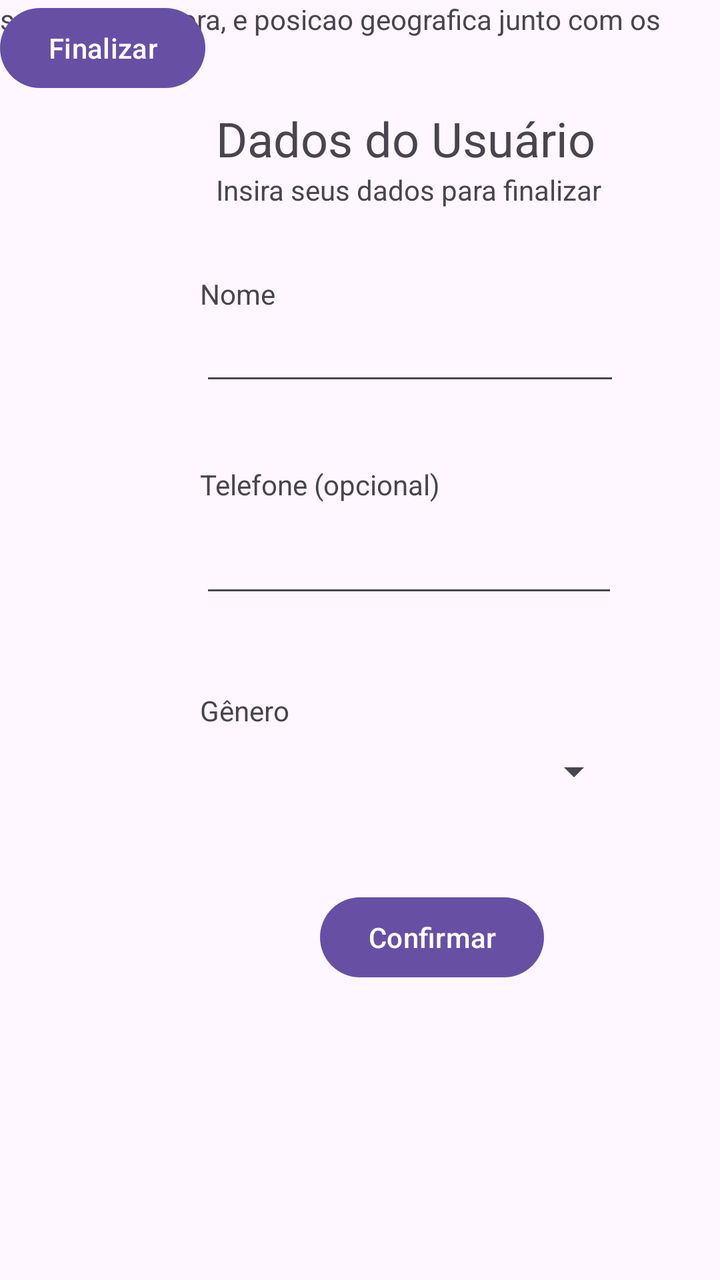
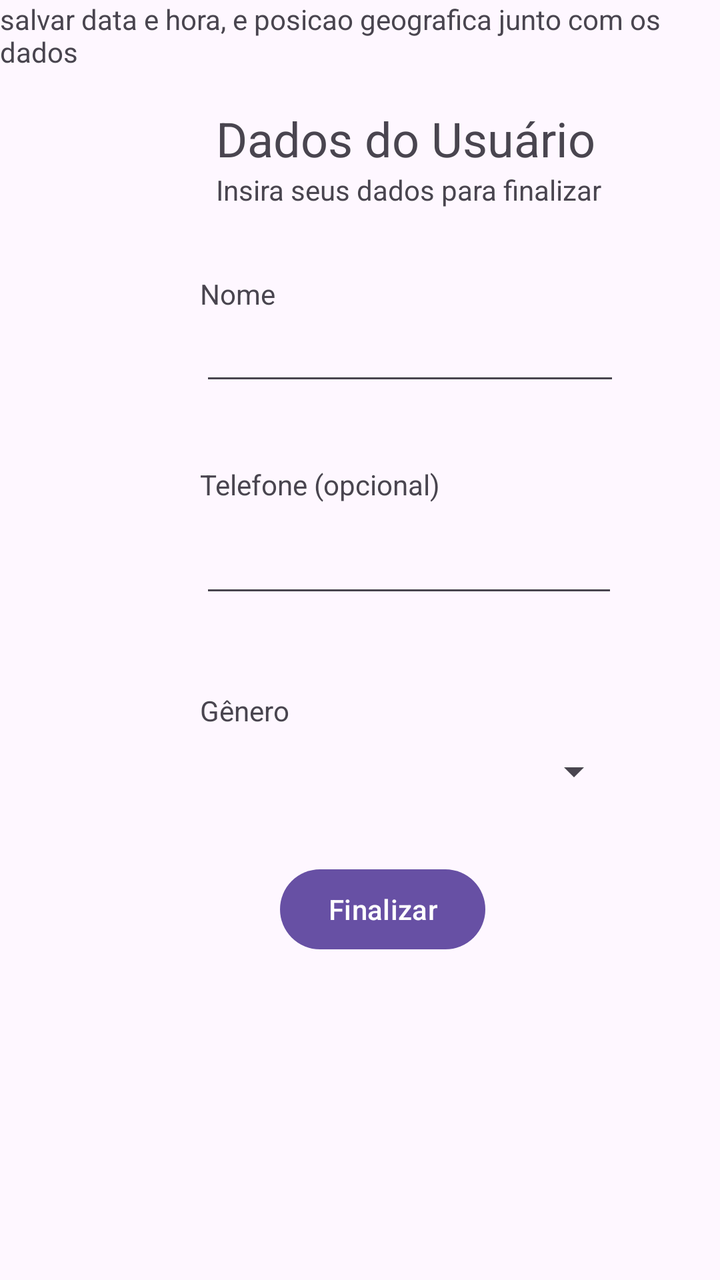

Screens rendered from an Android XML layout before and after an edit, with the pre-edit source and the edit as a unified diff.
<!-- AndroidManifest.xml: application theme Theme.PesquisaEleitoral -->
<!-- res/layout/activity_cadastro_entrevistado.xml -->
<?xml version="1.0" encoding="utf-8"?>
<androidx.constraintlayout.widget.ConstraintLayout xmlns:android="http://schemas.android.com/apk/res/android"
    xmlns:app="http://schemas.android.com/apk/res-auto"
    xmlns:tools="http://schemas.android.com/tools"
    android:id="@+id/main"
    android:layout_width="match_parent"
    android:layout_height="match_parent"
    tools:context=".CadastroEntrevistado">

    <androidx.constraintlayout.widget.ConstraintLayout
        android:id="@+id/main"
        android:layout_width="match_parent"
        android:layout_height="match_parent"
        tools:context=".ProblemasActivity"
        tools:layout_editor_absoluteX="0dp"
        tools:layout_editor_absoluteY="-33dp">

        <Button
            android:id="@+id/btConfirmar"
            android:layout_width="wrap_content"
            android:layout_height="wrap_content"
            android:layout_marginStart="160dp"
            android:layout_marginTop="38dp"
            android:text="Confirmar"
            app:layout_constraintStart_toStartOf="parent"
            app:layout_constraintTop_toBottomOf="@+id/spinnerGenero" />

        <TextView
            android:id="@+id/textView13"
            android:layout_width="wrap_content"
            android:layout_height="wrap_content"
            android:layout_marginStart="108dp"
            android:text="Insira seus dados para finalizar"
            android:textSize="14sp"
            app:layout_constraintStart_toStartOf="parent"
            app:layout_constraintTop_toBottomOf="@+id/textView11" />

        <TextView
            android:id="@+id/textView22"
            android:layout_width="wrap_content"
            android:layout_height="wrap_content"
            android:layout_marginStart="100dp"
            android:layout_marginTop="33dp"
            android:text="Nome"
            android:textSize="14sp"
            app:layout_constraintStart_toStartOf="parent"
            app:layout_constraintTop_toBottomOf="@+id/textView13" />

        <TextView
            android:id="@+id/textView11"
            android:layout_width="wrap_content"
            android:layout_height="wrap_content"
            android:layout_marginStart="108dp"
            android:layout_marginTop="53dp"
            android:text="Dados do Usuário"
            android:textSize="24sp"
            app:layout_constraintStart_toStartOf="parent"
            app:layout_constraintTop_toTopOf="parent" />

        <EditText
            android:id="@+id/inNome"
            android:layout_width="wrap_content"
            android:layout_height="wrap_content"
            android:layout_marginStart="100dp"
            android:ems="10"
            android:inputType="text"
            app:layout_constraintStart_toStartOf="parent"
            app:layout_constraintTop_toBottomOf="@+id/textView22" />

        <EditText
            android:id="@+id/inTelefone"
            android:layout_width="209dp"
            android:layout_height="52dp"
            android:layout_marginStart="100dp"
            android:ems="10"
            android:inputType="text"
            app:layout_constraintStart_toStartOf="parent"
            app:layout_constraintTop_toBottomOf="@+id/textView21" />

        <TextView
            android:id="@+id/textView23"
            android:layout_width="wrap_content"
            android:layout_height="wrap_content"
            android:layout_marginStart="100dp"
            android:layout_marginTop="42dp"
            android:text="Gênero"
            android:textSize="14sp"
            app:layout_constraintStart_toStartOf="parent"
            app:layout_constraintTop_toBottomOf="@+id/inTelefone" />

        <TextView
            android:id="@+id/textView21"
            android:layout_width="wrap_content"
            android:layout_height="wrap_content"
            android:layout_marginStart="100dp"
            android:layout_marginTop="35dp"
            android:text="Telefone (opcional)"
            android:textSize="14sp"
            app:layout_constraintStart_toStartOf="parent"
            app:layout_constraintTop_toBottomOf="@+id/inNome" />

        <Spinner
            android:id="@+id/spinnerGenero"
            android:layout_width="211dp"
            android:layout_height="42dp"
            android:layout_marginStart="100dp"
            app:layout_constraintStart_toStartOf="parent"
            app:layout_constraintTop_toBottomOf="@+id/textView23" />

        <TextView
            android:id="@+id/textView24"
            android:layout_width="wrap_content"
            android:layout_height="wrap_content"
            android:text="salvar data e hora, e posicao geografica junto com os dados"
            tools:layout_editor_absoluteX="16dp"
            tools:layout_editor_absoluteY="630dp" />

        <Button
            android:id="@+id/btFinalizar2"
            android:layout_width="wrap_content"
            android:layout_height="wrap_content"
            android:text="Finalizar"
            tools:layout_editor_absoluteX="161dp"
            tools:layout_editor_absoluteY="532dp" />

    </androidx.constraintlayout.widget.ConstraintLayout>

</androidx.constraintlayout.widget.ConstraintLayout>
<!-- resources referenced by this layout -->
<resources>
  <style name="Theme.PesquisaEleitoral" parent="Base.Theme.PesquisaEleitoral" />
  <style name="Base.Theme.PesquisaEleitoral" parent="Theme.Material3.DayNight.NoActionBar">
          
          
      </style>
</resources>

<!-- the commit's change to res/layout/activity_cadastro_entrevistado.xml (unified diff, before → after) -->
@@ -7,122 +7,106 @@
     android:layout_height="match_parent"
     tools:context=".CadastroEntrevistado">
 
-    <androidx.constraintlayout.widget.ConstraintLayout
-        android:id="@+id/main"
-        android:layout_width="match_parent"
-        android:layout_height="match_parent"
-        tools:context=".ProblemasActivity"
-        tools:layout_editor_absoluteX="0dp"
-        tools:layout_editor_absoluteY="-33dp">
+    <Button
+        android:id="@+id/btConfirmar"
+        android:layout_width="wrap_content"
+        android:layout_height="wrap_content"
+        android:layout_marginStart="140dp"
+        android:layout_marginTop="24dp"
+        android:text="Finalizar"
+        app:layout_constraintStart_toStartOf="parent"
+        app:layout_constraintTop_toBottomOf="@+id/spinnerGenero" />
 
-        <Button
-            android:id="@+id/btConfirmar"
-            android:layout_width="wrap_content"
-            android:layout_height="wrap_content"
-            android:layout_marginStart="160dp"
-            android:layout_marginTop="38dp"
-            android:text="Confirmar"
-            app:layout_constraintStart_toStartOf="parent"
-            app:layout_constraintTop_toBottomOf="@+id/spinnerGenero" />
+    <TextView
+        android:id="@+id/textView13"
+        android:layout_width="wrap_content"
+        android:layout_height="wrap_content"
+        android:layout_marginStart="108dp"
+        android:text="Insira seus dados para finalizar"
+        android:textSize="14sp"
+        app:layout_constraintStart_toStartOf="parent"
+        app:layout_constraintTop_toBottomOf="@+id/textView11" />
 
-        <TextView
-            android:id="@+id/textView13"
-            android:layout_width="wrap_content"
-            android:layout_height="wrap_content"
-            android:layout_marginStart="108dp"
-            android:text="Insira seus dados para finalizar"
-            android:textSize="14sp"
-            app:layout_constraintStart_toStartOf="parent"
-            app:layout_constraintTop_toBottomOf="@+id/textView11" />
+    <TextView
+        android:id="@+id/textView22"
+        android:layout_width="wrap_content"
+        android:layout_height="wrap_content"
+        android:layout_marginStart="100dp"
+        android:layout_marginTop="33dp"
+        android:text="Nome"
+        android:textSize="14sp"
+        app:layout_constraintStart_toStartOf="parent"
+        app:layout_constraintTop_toBottomOf="@+id/textView13" />
 
-        <TextView
-            android:id="@+id/textView22"
-            android:layout_width="wrap_content"
-            android:layout_height="wrap_content"
-            android:layout_marginStart="100dp"
-            android:layout_marginTop="33dp"
-            android:text="Nome"
-            android:textSize="14sp"
-            app:layout_constraintStart_toStartOf="parent"
-            app:layout_constraintTop_toBottomOf="@+id/textView13" />
+    <TextView
+        android:id="@+id/textView11"
+        android:layout_width="wrap_content"
+        android:layout_height="wrap_content"
+        android:layout_marginStart="108dp"
+        android:layout_marginTop="53dp"
+        android:text="Dados do Usuário"
+        android:textSize="24sp"
+        app:layout_constraintStart_toStartOf="parent"
+        app:layout_constraintTop_toTopOf="parent" />
 
-        <TextView
-            android:id="@+id/textView11"
-            android:layout_width="wrap_content"
-            android:layout_height="wrap_content"
-            android:layout_marginStart="108dp"
-            android:layout_marginTop="53dp"
-            android:text="Dados do Usuário"
-            android:textSize="24sp"
-            app:layout_constraintStart_toStartOf="parent"
-            app:layout_constraintTop_toTopOf="parent" />
+    <EditText
+        android:id="@+id/inNome"
+        android:layout_width="wrap_content"
+        android:layout_height="wrap_content"
+        android:layout_marginStart="100dp"
+        android:ems="10"
+        android:inputType="text"
+        app:layout_constraintStart_toStartOf="parent"
+        app:layout_constraintTop_toBottomOf="@+id/textView22" />
 
-        <EditText
-            android:id="@+id/inNome"
-            android:layout_width="wrap_content"
-            android:layout_height="wrap_content"
-            android:layout_marginStart="100dp"
-            android:ems="10"
-            android:inputType="text"
-            app:layout_constraintStart_toStartOf="parent"
-            app:layout_constraintTop_toBottomOf="@+id/textView22" />
+    <EditText
+        android:id="@+id/inTelefone"
+        android:layout_width="209dp"
+        android:layout_height="52dp"
+        android:layout_marginStart="100dp"
+        android:ems="10"
+        android:inputType="text"
+        app:layout_constraintStart_toStartOf="parent"
+        app:layout_constraintTop_toBottomOf="@+id/textView21" />
 
-        <EditText
-            android:id="@+id/inTelefone"
-            android:layout_width="209dp"
-            android:layout_height="52dp"
-            android:layout_marginStart="100dp"
-            android:ems="10"
-            android:inputType="text"
-            app:layout_constraintStart_toStartOf="parent"
-            app:layout_constraintTop_toBottomOf="@+id/textView21" />
+    <TextView
+        android:id="@+id/textView23"
+        android:layout_width="wrap_content"
+        android:layout_height="wrap_content"
+        android:layout_marginStart="100dp"
+        android:layout_marginTop="42dp"
+        android:text="Gênero"
+        android:textSize="14sp"
+        app:layout_constraintStart_toStartOf="parent"
+        app:layout_constraintTop_toBottomOf="@+id/inTelefone" />
 
-        <TextView
-            android:id="@+id/textView23"
-            android:layout_width="wrap_content"
-            android:layout_height="wrap_content"
-            android:layout_marginStart="100dp"
-            android:layout_marginTop="42dp"
-            android:text="Gênero"
-            android:textSize="14sp"
-            app:layout_constraintStart_toStartOf="parent"
-            app:layout_constraintTop_toBottomOf="@+id/inTelefone" />
+    <TextView
+        android:id="@+id/textView21"
+        android:layout_width="wrap_content"
+        android:layout_height="wrap_content"
+        android:layout_marginStart="100dp"
+        android:layout_marginTop="35dp"
+        android:text="Telefone (opcional)"
+        android:textSize="14sp"
+        app:layout_constraintStart_toStartOf="parent"
+        app:layout_constraintTop_toBottomOf="@+id/inNome" />
 
-        <TextView
-            android:id="@+id/textView21"
-            android:layout_width="wrap_content"
-            android:layout_height="wrap_content"
-            android:layout_marginStart="100dp"
-            android:layout_marginTop="35dp"
-            android:text="Telefone (opcional)"
-            android:textSize="14sp"
-            app:layout_constraintStart_toStartOf="parent"
-            app:layout_constraintTop_toBottomOf="@+id/inNome" />
+    <Spinner
+        android:id="@+id/spinnerGenero"
+        android:layout_width="211dp"
+        android:layout_height="42dp"
+        android:layout_marginStart="100dp"
+        app:layout_constraintStart_toStartOf="parent"
+        app:layout_constraintTop_toBottomOf="@+id/textView23" />
 
-        <Spinner
-            android:id="@+id/spinnerGenero"
-            android:layout_width="211dp"
-            android:layout_height="42dp"
-            android:layout_marginStart="100dp"
-            app:layout_constraintStart_toStartOf="parent"
-            app:layout_constraintTop_toBottomOf="@+id/textView23" />
+    <TextView
+        android:id="@+id/textView24"
+        android:layout_width="wrap_content"
+        android:layout_height="wrap_content"
+        android:text="salvar data e hora, e posicao geografica junto com os dados"
+        tools:layout_editor_absoluteX="16dp"
+        tools:layout_editor_absoluteY="630dp"
+        tools:ignore="MissingConstraints" />
 
-        <TextView
-            android:id="@+id/textView24"
-            android:layout_width="wrap_content"
-            android:layout_height="wrap_content"
-            android:text="salvar data e hora, e posicao geografica junto com os dados"
-            tools:layout_editor_absoluteX="16dp"
-            tools:layout_editor_absoluteY="630dp" />
-
-        <Button
-            android:id="@+id/btFinalizar2"
-            android:layout_width="wrap_content"
-            android:layout_height="wrap_content"
-            android:text="Finalizar"
-            tools:layout_editor_absoluteX="161dp"
-            tools:layout_editor_absoluteY="532dp" />
-
-    </androidx.constraintlayout.widget.ConstraintLayout>
 
 </androidx.constraintlayout.widget.ConstraintLayout>
